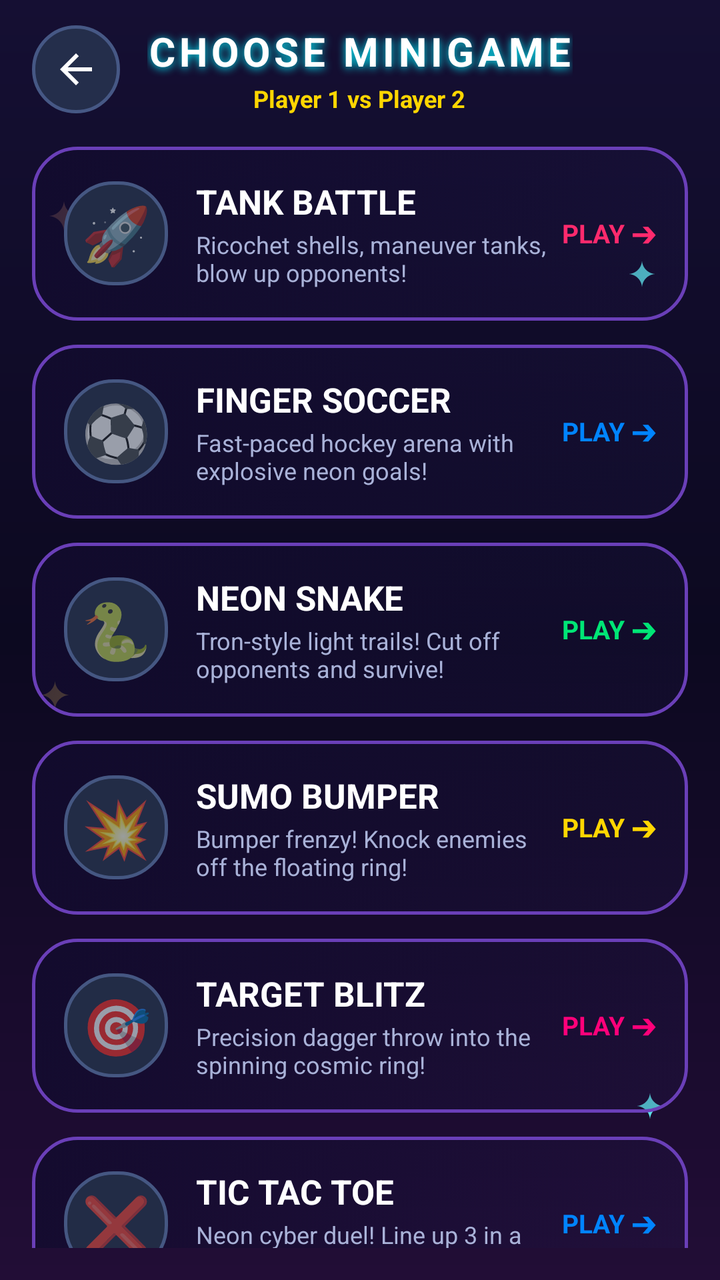
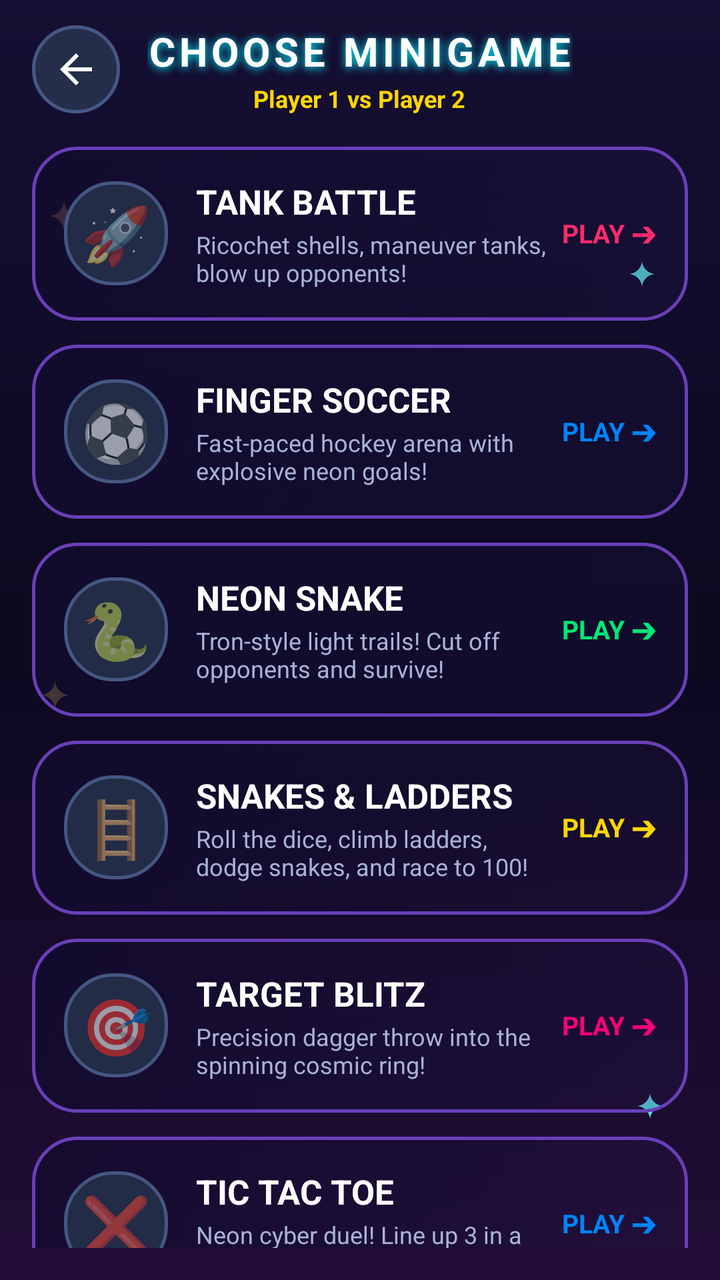

Screens rendered from an Android XML layout before and after an edit, with the pre-edit source and the edit as a unified diff.
<!-- AndroidManifest.xml: application theme Theme.Funtoza -->
<!-- res/layout/activity_select_game.xml -->
<?xml version="1.0" encoding="utf-8"?>
<FrameLayout xmlns:android="http://schemas.android.com/apk/res/android"
    xmlns:app="http://schemas.android.com/apk/res-auto"
    xmlns:tools="http://schemas.android.com/tools"
    android:layout_width="match_parent"
    android:layout_height="match_parent"
    android:background="@drawable/bg_cosmic_neon"
    tools:context=".SelectGameActivity">

    
    <RelativeLayout
        android:layout_width="match_parent"
        android:layout_height="match_parent">

        <ImageView
            android:id="@+id/selectStarTopLeft"
            android:layout_width="16dp"
            android:layout_height="16dp"
            android:layout_alignParentStart="true"
            android:layout_alignParentTop="true"
            android:layout_marginStart="24dp"
            android:layout_marginTop="100dp"
            android:src="@drawable/ic_sparkle_star"
            app:tint="#E8A278"
            android:contentDescription="Sparkle Star" />

        <ImageView
            android:id="@+id/selectStarTopRight"
            android:layout_width="14dp"
            android:layout_height="14dp"
            android:layout_alignParentEnd="true"
            android:layout_alignParentTop="true"
            android:layout_marginEnd="32dp"
            android:layout_marginTop="130dp"
            android:src="@drawable/ic_sparkle_star"
            app:tint="#5CE1E6"
            android:contentDescription="Sparkle Star" />

        <ImageView
            android:id="@+id/selectStarMidLeft"
            android:layout_width="15dp"
            android:layout_height="15dp"
            android:layout_alignParentStart="true"
            android:layout_alignParentTop="true"
            android:layout_marginStart="20dp"
            android:layout_marginTop="340dp"
            android:src="@drawable/ic_sparkle_star"
            app:tint="#FFD54F"
            android:contentDescription="Sparkle Star" />

        <ImageView
            android:id="@+id/selectStarBottomLeft"
            android:layout_width="15dp"
            android:layout_height="15dp"
            android:layout_alignParentStart="true"
            android:layout_alignParentBottom="true"
            android:layout_marginStart="36dp"
            android:layout_marginBottom="120dp"
            android:src="@drawable/ic_sparkle_star"
            app:tint="#D86290"
            android:contentDescription="Sparkle Star" />

        <ImageView
            android:id="@+id/selectStarBottomRight"
            android:layout_width="14dp"
            android:layout_height="14dp"
            android:layout_alignParentEnd="true"
            android:layout_alignParentBottom="true"
            android:layout_marginEnd="28dp"
            android:layout_marginBottom="80dp"
            android:src="@drawable/ic_sparkle_star"
            app:tint="#5CE1E6"
            android:contentDescription="Sparkle Star" />
    </RelativeLayout>

    <LinearLayout
        android:layout_width="match_parent"
        android:layout_height="match_parent"
        android:orientation="vertical"
        android:paddingStart="16dp"
        android:paddingEnd="16dp"
        android:paddingTop="12dp"
        android:paddingBottom="16dp">

    
    <RelativeLayout
        android:layout_width="match_parent"
        android:layout_height="wrap_content"
        android:layout_marginBottom="16dp">

        <ImageButton
            android:id="@+id/btnSelectGameBack"
            android:layout_width="44dp"
            android:layout_height="44dp"
            android:layout_alignParentStart="true"
            android:layout_centerVertical="true"
            android:background="@drawable/bg_glass_icon_btn"
            android:src="@drawable/ic_back"
            android:tint="@color/white"
            android:contentDescription="Back" />

        <LinearLayout
            android:layout_width="wrap_content"
            android:layout_height="wrap_content"
            android:layout_centerInParent="true"
            android:orientation="vertical"
            android:gravity="center">

            <TextView
                android:layout_width="wrap_content"
                android:layout_height="wrap_content"
                android:text="CHOOSE MINIGAME"
                android:textColor="@color/white"
                android:textSize="20sp"
                android:textStyle="bold"
                android:letterSpacing="0.1"
                android:shadowColor="@color/accent_cyan"
                android:shadowDx="0"
                android:shadowDy="2"
                android:shadowRadius="10" />

            <TextView
                android:id="@+id/tvSelectGameMatchup"
                android:layout_width="wrap_content"
                android:layout_height="wrap_content"
                android:text="Player 1 vs Player 2"
                android:textColor="@color/accent_gold"
                android:textSize="12sp"
                android:textStyle="bold"
                android:layout_marginTop="2dp" />
        </LinearLayout>
    </RelativeLayout>

    
    <ScrollView
        android:layout_width="match_parent"
        android:layout_height="0dp"
        android:layout_weight="1"
        android:scrollbars="none">

        <LinearLayout
            android:layout_width="match_parent"
            android:layout_height="wrap_content"
            android:orientation="vertical">

            
            <LinearLayout
                android:id="@+id/cardSelectTank"
                android:layout_width="match_parent"
                android:layout_height="wrap_content"
                android:background="@drawable/bg_glass_card_selector"
                android:orientation="horizontal"
                android:gravity="center_vertical"
                android:padding="16dp"
                android:layout_marginBottom="12dp"
                android:clickable="true"
                android:focusable="true">

                <TextView
                    android:layout_width="52dp"
                    android:layout_height="52dp"
                    android:background="@drawable/bg_glass_pill"
                    android:text="🚀"
                    android:textSize="28sp"
                    android:gravity="center" />

                <LinearLayout
                    android:layout_width="0dp"
                    android:layout_height="wrap_content"
                    android:layout_weight="1"
                    android:layout_marginStart="14dp"
                    android:layout_marginEnd="8dp"
                    android:orientation="vertical">

                    <TextView
                        android:layout_width="wrap_content"
                        android:layout_height="wrap_content"
                        android:text="TANK BATTLE"
                        android:textColor="@color/white"
                        android:textSize="17sp"
                        android:textStyle="bold" />

                    <TextView
                        android:layout_width="wrap_content"
                        android:layout_height="wrap_content"
                        android:text="Ricochet shells, maneuver tanks, blow up opponents!"
                        android:textColor="@color/text_secondary"
                        android:textSize="12sp"
                        android:layout_marginTop="2dp" />
                </LinearLayout>

                <TextView
                    android:layout_width="wrap_content"
                    android:layout_height="wrap_content"
                    android:text="PLAY ➔"
                    android:textColor="@color/player_1_red"
                    android:textSize="13sp"
                    android:textStyle="bold" />
            </LinearLayout>

            
            <LinearLayout
                android:id="@+id/cardSelectSoccer"
                android:layout_width="match_parent"
                android:layout_height="wrap_content"
                android:background="@drawable/bg_glass_card_selector"
                android:orientation="horizontal"
                android:gravity="center_vertical"
                android:padding="16dp"
                android:layout_marginBottom="12dp"
                android:clickable="true"
                android:focusable="true">

                <TextView
                    android:layout_width="52dp"
                    android:layout_height="52dp"
                    android:background="@drawable/bg_glass_pill"
                    android:text="⚽"
                    android:textSize="28sp"
                    android:gravity="center" />

                <LinearLayout
                    android:layout_width="0dp"
                    android:layout_height="wrap_content"
                    android:layout_weight="1"
                    android:layout_marginStart="14dp"
                    android:layout_marginEnd="8dp"
                    android:orientation="vertical">

                    <TextView
                        android:layout_width="wrap_content"
                        android:layout_height="wrap_content"
                        android:text="FINGER SOCCER"
                        android:textColor="@color/white"
                        android:textSize="17sp"
                        android:textStyle="bold" />

                    <TextView
                        android:layout_width="wrap_content"
                        android:layout_height="wrap_content"
                        android:text="Fast-paced hockey arena with explosive neon goals!"
                        android:textColor="@color/text_secondary"
                        android:textSize="12sp"
                        android:layout_marginTop="2dp" />
                </LinearLayout>

                <TextView
                    android:layout_width="wrap_content"
                    android:layout_height="wrap_content"
                    android:text="PLAY ➔"
                    android:textColor="@color/player_2_blue"
                    android:textSize="13sp"
                    android:textStyle="bold" />
            </LinearLayout>

            
            <LinearLayout
                android:id="@+id/cardSelectSnake"
                android:layout_width="match_parent"
                android:layout_height="wrap_content"
                android:background="@drawable/bg_glass_card_selector"
                android:orientation="horizontal"
                android:gravity="center_vertical"
                android:padding="16dp"
                android:layout_marginBottom="12dp"
                android:clickable="true"
                android:focusable="true">

                <TextView
                    android:layout_width="52dp"
                    android:layout_height="52dp"
                    android:background="@drawable/bg_glass_pill"
                    android:text="🐍"
                    android:textSize="28sp"
                    android:gravity="center" />

                <LinearLayout
                    android:layout_width="0dp"
                    android:layout_height="wrap_content"
                    android:layout_weight="1"
                    android:layout_marginStart="14dp"
                    android:layout_marginEnd="8dp"
                    android:orientation="vertical">

                    <TextView
                        android:id="@+id/tvSelectSnakeTitle"
                        android:layout_width="wrap_content"
                        android:layout_height="wrap_content"
                        android:text="NEON SNAKE"
                        android:textColor="@color/white"
                        android:textSize="17sp"
                        android:textStyle="bold" />

                    <TextView
                        android:id="@+id/tvSelectSnakeDesc"
                        android:layout_width="wrap_content"
                        android:layout_height="wrap_content"
                        android:text="Tron-style light trails! Cut off opponents and survive!"
                        android:textColor="@color/text_secondary"
                        android:textSize="12sp"
                        android:layout_marginTop="2dp" />
                </LinearLayout>

                <TextView
                    android:layout_width="wrap_content"
                    android:layout_height="wrap_content"
                    android:text="PLAY ➔"
                    android:textColor="@color/player_3_green"
                    android:textSize="13sp"
                    android:textStyle="bold" />
            </LinearLayout>

            
            <LinearLayout
                android:id="@+id/cardSelectSumo"
                android:layout_width="match_parent"
                android:layout_height="wrap_content"
                android:background="@drawable/bg_glass_card_selector"
                android:orientation="horizontal"
                android:gravity="center_vertical"
                android:padding="16dp"
                android:layout_marginBottom="12dp"
                android:clickable="true"
                android:focusable="true">

                <TextView
                    android:layout_width="52dp"
                    android:layout_height="52dp"
                    android:background="@drawable/bg_glass_pill"
                    android:text="💥"
                    android:textSize="28sp"
                    android:gravity="center" />

                <LinearLayout
                    android:layout_width="0dp"
                    android:layout_height="wrap_content"
                    android:layout_weight="1"
                    android:layout_marginStart="14dp"
                    android:layout_marginEnd="8dp"
                    android:orientation="vertical">

                    <TextView
                        android:layout_width="wrap_content"
                        android:layout_height="wrap_content"
                        android:text="SUMO BUMPER"
                        android:textColor="@color/white"
                        android:textSize="17sp"
                        android:textStyle="bold" />

                    <TextView
                        android:layout_width="wrap_content"
                        android:layout_height="wrap_content"
                        android:text="Bumper frenzy! Knock enemies off the floating ring!"
                        android:textColor="@color/text_secondary"
                        android:textSize="12sp"
                        android:layout_marginTop="2dp" />
                </LinearLayout>

                <TextView
                    android:layout_width="wrap_content"
                    android:layout_height="wrap_content"
                    android:text="PLAY ➔"
                    android:textColor="@color/player_4_yellow"
                    android:textSize="13sp"
                    android:textStyle="bold" />
            </LinearLayout>

            
            <LinearLayout
                android:id="@+id/cardSelectKnife"
                android:layout_width="match_parent"
                android:layout_height="wrap_content"
                android:background="@drawable/bg_glass_card_selector"
                android:orientation="horizontal"
                android:gravity="center_vertical"
                android:padding="16dp"
                android:layout_marginBottom="12dp"
                android:clickable="true"
                android:focusable="true">

                <TextView
                    android:layout_width="52dp"
                    android:layout_height="52dp"
                    android:background="@drawable/bg_glass_pill"
                    android:text="🎯"
                    android:textSize="28sp"
                    android:gravity="center" />

                <LinearLayout
                    android:layout_width="0dp"
                    android:layout_height="wrap_content"
                    android:layout_weight="1"
                    android:layout_marginStart="14dp"
                    android:layout_marginEnd="8dp"
                    android:orientation="vertical">

                    <TextView
                        android:layout_width="wrap_content"
                        android:layout_height="wrap_content"
                        android:text="TARGET BLITZ"
                        android:textColor="@color/white"
                        android:textSize="17sp"
                        android:textStyle="bold" />

                    <TextView
                        android:layout_width="wrap_content"
                        android:layout_height="wrap_content"
                        android:text="Precision dagger throw into the spinning cosmic ring!"
                        android:textColor="@color/text_secondary"
                        android:textSize="12sp"
                        android:layout_marginTop="2dp" />
                </LinearLayout>

                <TextView
                    android:layout_width="wrap_content"
                    android:layout_height="wrap_content"
                    android:text="PLAY ➔"
                    android:textColor="@color/accent_pink"
                    android:textSize="13sp"
                    android:textStyle="bold" />
            </LinearLayout>

            
            <LinearLayout
                android:id="@+id/cardSelectTicTacToe"
                android:layout_width="match_parent"
                android:layout_height="wrap_content"
                android:background="@drawable/bg_glass_card_selector"
                android:orientation="horizontal"
                android:gravity="center_vertical"
                android:padding="16dp"
                android:layout_marginBottom="16dp"
                android:clickable="true"
                android:focusable="true">

                <TextView
                    android:layout_width="52dp"
                    android:layout_height="52dp"
                    android:background="@drawable/bg_glass_pill"
                    android:text="❌"
                    android:textSize="28sp"
                    android:gravity="center" />

                <LinearLayout
                    android:layout_width="0dp"
                    android:layout_height="wrap_content"
                    android:layout_weight="1"
                    android:layout_marginStart="14dp"
                    android:layout_marginEnd="8dp"
                    android:orientation="vertical">

                    <TextView
                        android:layout_width="wrap_content"
                        android:layout_height="wrap_content"
                        android:text="TIC TAC TOE"
                        android:textColor="@color/white"
                        android:textSize="17sp"
                        android:textStyle="bold" />

                    <TextView
                        android:layout_width="wrap_content"
                        android:layout_height="wrap_content"
                        android:text="Neon cyber duel! Line up 3 in a row to defeat your opponent!"
                        android:textColor="@color/text_secondary"
                        android:textSize="12sp"
                        android:layout_marginTop="2dp" />
                </LinearLayout>

                <TextView
                    android:layout_width="wrap_content"
                    android:layout_height="wrap_content"
                    android:text="PLAY ➔"
                    android:textColor="@color/player_2_blue"
                    android:textSize="13sp"
                    android:textStyle="bold" />
            </LinearLayout>

        </LinearLayout>
    </ScrollView>

</LinearLayout>

</FrameLayout>
<!-- resources referenced by this layout -->
<resources>
  <color name="accent_cyan">#00F0FF</color>
  <color name="accent_gold">#FFD600</color>
  <color name="accent_pink">#FF007A</color>
  <color name="player_1_red">#FF2A6D</color>
  <color name="player_2_blue">#0084FF</color>
  <color name="player_3_green">#00E676</color>
  <color name="player_4_yellow">#FFD600</color>
  <color name="text_secondary">#A9B2D8</color>
  <color name="white">#FFFFFFFF</color>
  <!-- drawable bg_cosmic_neon (drawable) -->
  <?xml version="1.0" encoding="utf-8"?>
  <shape xmlns:android="http://schemas.android.com/apk/res/android"
      android:shape="rectangle">
      <gradient
          android:angle="270"
          android:startColor="#150F33"
          android:centerColor="#0C0920"
          android:endColor="#220D36" />
  </shape>
  <!-- drawable bg_glass_card_selector (drawable) -->
  <?xml version="1.0" encoding="utf-8"?>
  <selector xmlns:android="http://schemas.android.com/apk/res/android">
      <item android:state_pressed="true" android:drawable="@drawable/bg_glass_card_pressed" />
      <item android:drawable="@drawable/bg_glass_card" />
  </selector>
  <!-- drawable bg_glass_icon_btn (drawable) -->
  <?xml version="1.0" encoding="utf-8"?>
  <shape xmlns:android="http://schemas.android.com/apk/res/android"
      android:shape="oval">
      <solid android:color="#242E4B" />
      <stroke android:width="1.5dp" android:color="#465885" />
  </shape>
  <!-- drawable bg_glass_pill (drawable) -->
  <?xml version="1.0" encoding="utf-8"?>
  <shape xmlns:android="http://schemas.android.com/apk/res/android"
      android:shape="rectangle">
      <solid android:color="#222C46" />
      <corners android:radius="24dp" />
      <stroke android:width="1.5dp" android:color="#455782" />
  </shape>
  <!-- drawable ic_back (drawable) -->
  <vector xmlns:android="http://schemas.android.com/apk/res/android"
      android:width="24dp"
      android:height="24dp"
      android:viewportWidth="24"
      android:viewportHeight="24">
    <path
        android:fillColor="#3D4B60"
        android:pathData="M20,11H7.83l5.59,-5.59L12,4l-8,8 8,8 1.41,-1.41L7.83,13H20v-2z"/>
  </vector>
  <!-- drawable ic_sparkle_star (drawable) -->
  <vector xmlns:android="http://schemas.android.com/apk/res/android"
      android:width="24dp"
      android:height="24dp"
      android:viewportWidth="24"
      android:viewportHeight="24">
      
      <path
          android:fillColor="#FFFFFFFF"
          android:pathData="M12,0 C12,6.63 17.37,12 24,12 C17.37,12 12,17.37 12,24 C12,17.37 6.63,12 0,12 C6.63,12 12,6.63 12,0 Z" />
  </vector>
  <!-- drawable bg_glass_card_pressed (drawable) -->
  <?xml version="1.0" encoding="utf-8"?>
  <shape xmlns:android="http://schemas.android.com/apk/res/android"
      android:shape="rectangle">
      <gradient
          android:angle="135"
          android:startColor="#4D35247A"
          android:endColor="#F21E124A" />
      <corners android:radius="22dp" />
      <stroke
          android:width="2dp"
          android:color="#00F0FF" />
  </shape>
  <!-- drawable bg_glass_card (drawable) -->
  <?xml version="1.0" encoding="utf-8"?>
  <shape xmlns:android="http://schemas.android.com/apk/res/android"
      android:shape="rectangle">
      <gradient
          android:angle="135"
          android:startColor="#33241A52"
          android:endColor="#D9120B2E" />
      <corners android:radius="22dp" />
      <stroke
          android:width="1.5dp"
          android:color="#6A3FB8" />
  </shape>
  <color name="bg_dark">#0B081E</color>
  <!-- unchanged entries left out for length: 1 -->
</resources>

<!-- the commit's change to res/layout/activity_select_game.xml (unified diff, before → after) -->
@@ -327,30 +327,30 @@
                     android:layout_width="52dp"
                     android:layout_height="52dp"
                     android:background="@drawable/bg_glass_pill"
-                    android:text="💥"
-                    android:textSize="28sp"
-                    android:gravity="center" />
-
-                <LinearLayout
-                    android:layout_width="0dp"
-                    android:layout_height="wrap_content"
-                    android:layout_weight="1"
-                    android:layout_marginStart="14dp"
-                    android:layout_marginEnd="8dp"
-                    android:orientation="vertical">
-
-                    <TextView
-                        android:layout_width="wrap_content"
-                        android:layout_height="wrap_content"
-                        android:text="SUMO BUMPER"
-                        android:textColor="@color/white"
-                        android:textSize="17sp"
-                        android:textStyle="bold" />
-
-                    <TextView
-                        android:layout_width="wrap_content"
-                        android:layout_height="wrap_content"
-                        android:text="Bumper frenzy! Knock enemies off the floating ring!"
+                    android:text="🪜"
+                    android:textSize="28sp"
+                    android:gravity="center" />
+
+                <LinearLayout
+                    android:layout_width="0dp"
+                    android:layout_height="wrap_content"
+                    android:layout_weight="1"
+                    android:layout_marginStart="14dp"
+                    android:layout_marginEnd="8dp"
+                    android:orientation="vertical">
+
+                    <TextView
+                        android:layout_width="wrap_content"
+                        android:layout_height="wrap_content"
+                        android:text="SNAKES &amp; LADDERS"
+                        android:textColor="@color/white"
+                        android:textSize="17sp"
+                        android:textStyle="bold" />
+
+                    <TextView
+                        android:layout_width="wrap_content"
+                        android:layout_height="wrap_content"
+                        android:text="Roll the dice, climb ladders, dodge snakes, and race to 100!"
                         android:textColor="@color/text_secondary"
                         android:textSize="12sp"
                         android:layout_marginTop="2dp" />
